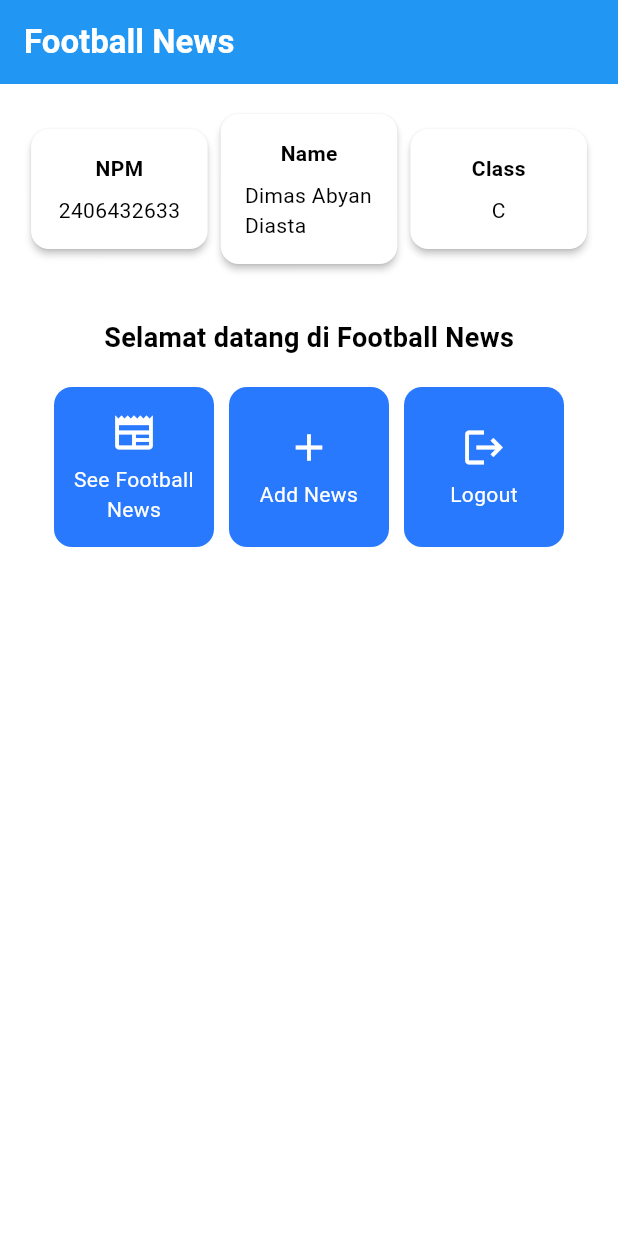
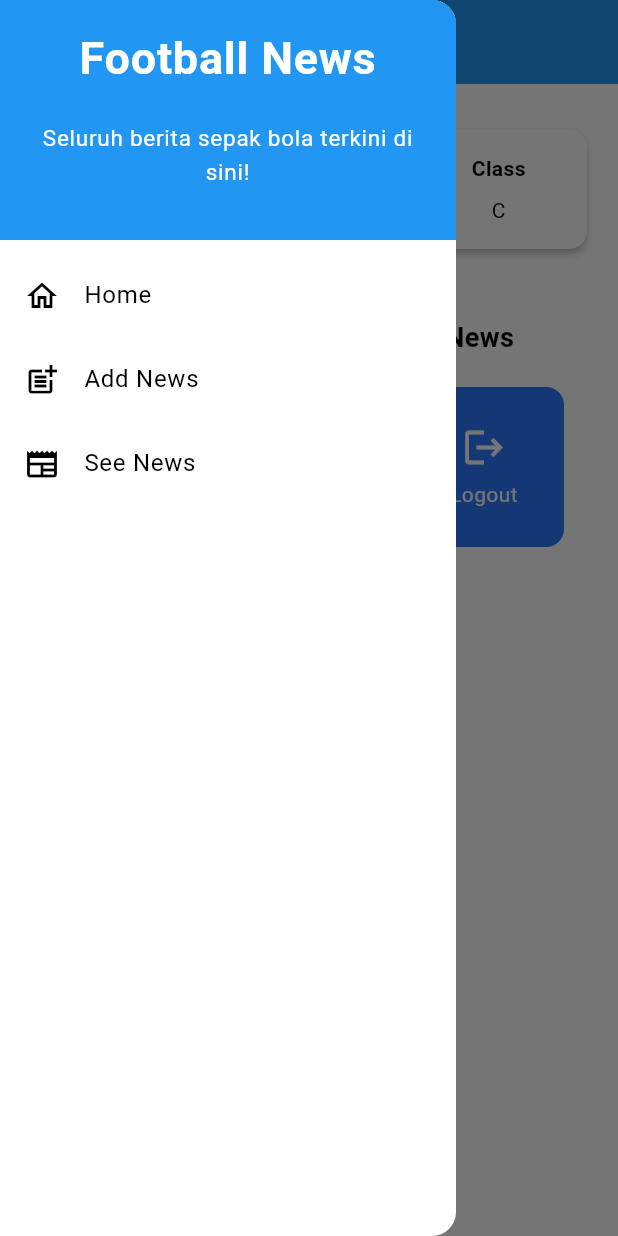
Before and after one commit to ByteDAD/football-news-mobile, a Flutter app: the screen it shows after launch, with the side drawer open (before the commit the screen has no drawer), on a phone screen of 412 x 824 dp. Run offline on Flutter 3.47's test engine with Material 3 defaults, Android fonts, the phone set to English and light mode, and no system bars.

Commit message:
tutorial 7 selesai.

```diff
--- a/lib/main.dart
+++ b/lib/main.dart
@@ -1,5 +1,5 @@
 import 'package:flutter/material.dart';
-import 'package:football_news/menu.dart';
+import 'package:football_news/screens/menu.dart';
 
 void main() {
   runApp(const MyApp());
--- a/lib/menu.dart
+++ b/lib/screens/menu.dart
@@ -1,4 +1,6 @@
 import 'package:flutter/material.dart';
+import 'package:football_news/widgets/left_drawer.dart';
+import 'package:football_news/widgets/news_card.dart';
 
 class MyHomePage extends StatelessWidget {
   MyHomePage({super.key, required ColorScheme colorScheme});
@@ -8,8 +10,8 @@ class MyHomePage extends StatelessWidget {
   final String kelas = 'C';
 
   final List<ItemHomepage> items = [
-    ItemHomepage("See Football News", Icons.newspaper),
-    ItemHomepage("Add News", Icons.add),
+    ItemHomepage("Lihat Berita", Icons.newspaper),
+    ItemHomepage("Tambah Berita", Icons.add),
     ItemHomepage("Logout", Icons.logout),
   ];
 
@@ -29,7 +31,10 @@ class MyHomePage extends StatelessWidget {
         ),
         // Warna latar belakang AppBar diambil dari skema warna tema aplikasi.
         backgroundColor: Theme.of(context).colorScheme.primary,
+        iconTheme: const IconThemeData(color: Colors.white),
       ),
+      // Tambahkan drawer di sini
+      drawer: const LeftDrawer(),
       // Body halaman dengan padding di sekelilingnya.
       body: Padding(
         padding: const EdgeInsets.all(16.0),
@@ -125,62 +130,3 @@ class InfoCard extends StatelessWidget {
     );
   }
 }
-
-class ItemHomepage {
-  final String name;
-  final IconData icon;
-
-  ItemHomepage(this.name, this.icon);
-}
-
-class ItemCard extends StatelessWidget {
-  // Menampilkan kartu dengan ikon dan nama.
-
-  final ItemHomepage item;
-
-  const ItemCard(this.item, {super.key});
-
-  @override
-  Widget build(BuildContext context) {
-    return Material(
-      // Menentukan warna latar belakang dari tema aplikasi.
-      color: Theme.of(context).colorScheme.secondary,
-      // Membuat sudut kartu melengkung.
-      borderRadius: BorderRadius.circular(12),
-
-      child: InkWell(
-        // Aksi ketika kartu ditekan.
-        onTap: () {
-          // Menampilkan pesan SnackBar saat kartu ditekan.
-          ScaffoldMessenger.of(context)
-            ..hideCurrentSnackBar()
-            ..showSnackBar(SnackBar(
-                content: Text("Kamu telah menekan tombol ${item.name}!")));
-        },
-        // Container untuk menyimpan Icon dan Text
-        child: Container(
-          padding: const EdgeInsets.all(8),
-          child: Center(
-            child: Column(
-              // Menyusun ikon dan teks di tengah kartu.
-              mainAxisAlignment: MainAxisAlignment.center,
-              children: [
-                Icon(
-                  item.icon,
-                  color: Colors.white,
-                  size: 30.0,
-                ),
-                const Padding(padding: EdgeInsets.all(3)),
-                Text(
-                  item.name,
-                  textAlign: TextAlign.center,
-                  style: const TextStyle(color: Colors.white),
-                ),
-              ],
-            ),
-          ),
-        ),
-      ),
-    );
-  }
-}
--- /dev/null
+++ b/lib/widgets/left_drawer.dart
@@ -0,0 +1,84 @@
+import 'package:flutter/material.dart';
+import 'package:football_news/screens/menu.dart';
+import 'package:football_news/screens/newslist_form.dart';
+
+class LeftDrawer extends StatelessWidget {
+  const LeftDrawer({super.key});
+
+  @override
+  Widget build(BuildContext context) {
+    return Drawer(
+      child: ListView(
+        children: [
+          const DrawerHeader(
+            decoration: BoxDecoration(
+              color: Colors.blue,
+            ),
+            child: Column(
+              children: [
+                Text(
+                  'Football News',
+                  textAlign: TextAlign.center,
+                  style: TextStyle(
+                    fontSize: 30,
+                    fontWeight: FontWeight.bold,
+                    color: Colors.white,
+                  ),
+                ),
+                Padding(padding: EdgeInsets.all(10)),
+                Text(
+                  "Seluruh berita sepak bola terkini di sini!",
+                  textAlign: TextAlign.center,
+                  style: TextStyle(
+                    fontSize: 15,
+                    color: Colors.white,
+                    fontWeight: FontWeight.normal,
+                  ),
+                ),
+              ],
+            ),
+          ),
+          ListTile(
+            leading: const Icon(Icons.home_outlined),
+            title: const Text('Home'),
+            // Bagian redirection ke MyHomePage
+            onTap: () {
+              Navigator.pushReplacement(
+                  context,
+                  MaterialPageRoute(
+                    builder: (context) => MyHomePage(
+                      colorScheme: Theme.of(context).colorScheme,
+                    ),
+                  ));
+            },
+          ),
+          ListTile(
+            leading: const Icon(Icons.post_add),
+            title: const Text('Add News'),
+            // Bagian redirection ke NewsFormPage
+            onTap: () {
+              Navigator.pushReplacement(
+                  context,
+                  MaterialPageRoute(
+                    builder: (context) => const NewsFormPage(),
+                  ));
+            },
+          ),
+          ListTile(
+            leading: const Icon(Icons.newspaper),
+            title: const Text('See News'),
+            // Bagian redirection ke halaman melihat news
+            onTap: () {
+              // TODO: Nanti kalau sudah ada halaman list news, route ke sana
+              ScaffoldMessenger.of(context).showSnackBar(
+                const SnackBar(
+                  content: Text("Halaman See News belum dibuat!"),
+                ),
+              );
+            },
+          ),
+        ],
+      ),
+    );
+  }
+}
--- /dev/null
+++ b/lib/widgets/news_card.dart
@@ -0,0 +1,69 @@
+import 'package:flutter/material.dart';
+import 'package:football_news/screens/newslist_form.dart';
+
+class ItemHomepage {
+  final String name;
+  final IconData icon;
+
+  ItemHomepage(this.name, this.icon);
+}
+
+class ItemCard extends StatelessWidget {
+  // Menampilkan kartu dengan ikon dan nama.
+
+  final ItemHomepage item;
+
+  const ItemCard(this.item, {super.key});
+
+  @override
+  Widget build(BuildContext context) {
+    return Material(
+      // Menentukan warna latar belakang dari tema aplikasi.
+      color: Theme.of(context).colorScheme.secondary,
+      // Membuat sudut kartu melengkung.
+      borderRadius: BorderRadius.circular(12),
+
+      child: InkWell(
+        // Aksi ketika kartu ditekan.
+        onTap: () {
+          // Menampilkan pesan SnackBar saat kartu ditekan.
+          ScaffoldMessenger.of(context)
+            ..hideCurrentSnackBar()
+            ..showSnackBar(SnackBar(
+                content: Text("Kamu telah menekan tombol ${item.name}!")));
+
+          // Navigate ke route yang sesuai (tergantung jenis tombol)
+          if (item.name == "Tambah Berita") {
+            Navigator.push(
+              context,
+              MaterialPageRoute(builder: (context) => const NewsFormPage()),
+            );
+          }
+        },
+        // Container untuk menyimpan Icon dan Text
+        child: Container(
+          padding: const EdgeInsets.all(8),
+          child: Center(
+            child: Column(
+              // Menyusun ikon dan teks di tengah kartu.
+              mainAxisAlignment: MainAxisAlignment.center,
+              children: [
+                Icon(
+                  item.icon,
+                  color: Colors.white,
+                  size: 30.0,
+                ),
+                const Padding(padding: EdgeInsets.all(3)),
+                Text(
+                  item.name,
+                  textAlign: TextAlign.center,
+                  style: const TextStyle(color: Colors.white),
+                ),
+              ],
+            ),
+          ),
+        ),
+      ),
+    );
+  }
+}
```
Also changed, not shown: lib/screens/newslist_form.dart (added, +211 -0 lines).
